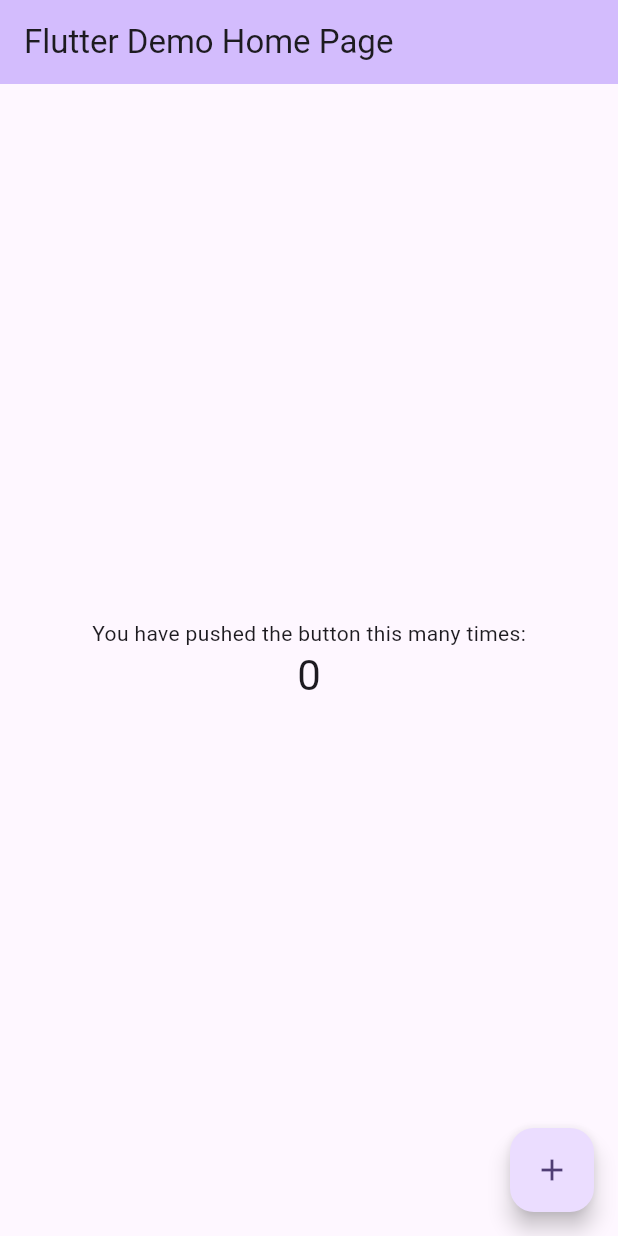
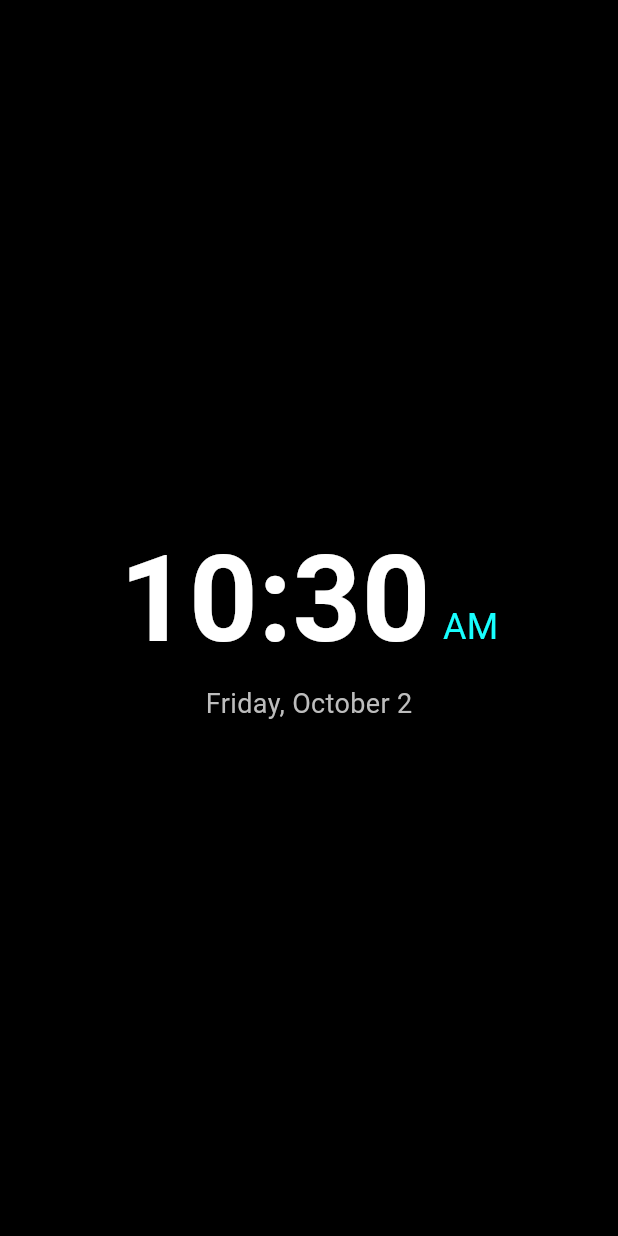
Before and after one commit to mjemborsky/PAL, a Flutter app: the screen it shows after launch, on a phone screen of 412 x 824 dp. Run offline on Flutter 3.47's test engine with Material 3 defaults, Android fonts, the phone set to English and light mode, and no system bars.

Commit message:
Beginning of UI Development!
Successfully set up initial UI of the app (clock, weather, and settings page). Am testing using a web browser (Edge) for now and will later implement into the device

```diff
--- a/analysis_options.yaml
+++ b/analysis_options.yaml
@@ -14,6 +14,10 @@ analyzer:
     - build/**
     - windows/**
     - linux/**
+    - android/**
+    - ios/**
+    - web/**
+    - macos/**
 
 linter:
   # The lint rules applied to this project can be customized in the
--- a/lib/main.dart
+++ b/lib/main.dart
@@ -1,122 +1,19 @@
 import 'package:flutter/material.dart';
+import 'ui/standby_view.dart';
 
 void main() {
-  runApp(const MyApp());
+  runApp(const PALApp());
 }
 
-class MyApp extends StatelessWidget {
-  const MyApp({super.key});
+class PALApp extends StatelessWidget {
+  const PALApp({super.key});
 
-  // This widget is the root of your application.
   @override
   Widget build(BuildContext context) {
     return MaterialApp(
-      title: 'Flutter Demo',
-      theme: ThemeData(
-        // This is the theme of your application.
-        //
-        // TRY THIS: Try running your application with "flutter run". You'll see
-        // the application has a purple toolbar. Then, without quitting the app,
-        // try changing the seedColor in the colorScheme below to Colors.green
-        // and then invoke "hot reload" (save your changes or press the "hot
-        // reload" button in a Flutter-supported IDE, or press "r" if you used
-        // the command line to start the app).
-        //
-        // Notice that the counter didn't reset back to zero; the application
-        // state is not lost during the reload. To reset the state, use hot
-        // restart instead.
-        //
-        // This works for code too, not just values: Most code changes can be
-        // tested with just a hot reload.
-        colorScheme: ColorScheme.fromSeed(seedColor: Colors.deepPurple),
-      ),
-      home: const MyHomePage(title: 'Flutter Demo Home Page'),
+      debugShowCheckedModeBanner: false,
+      theme: ThemeData.dark(),
+      home: const StandbyView(),
     );
   }
 }
-
-class MyHomePage extends StatefulWidget {
-  const MyHomePage({super.key, required this.title});
-
-  // This widget is the home page of your application. It is stateful, meaning
-  // that it has a State object (defined below) that contains fields that affect
-  // how it looks.
-
-  // This class is the configuration for the state. It holds the values (in this
-  // case the title) provided by the parent (in this case the App widget) and
-  // used by the build method of the State. Fields in a Widget subclass are
-  // always marked "final".
-
-  final String title;
-
-  @override
-  State<MyHomePage> createState() => _MyHomePageState();
-}
-
-class _MyHomePageState extends State<MyHomePage> {
-  int _counter = 0;
-
-  void _incrementCounter() {
-    setState(() {
-      // This call to setState tells the Flutter framework that something has
-      // changed in this State, which causes it to rerun the build method below
-      // so that the display can reflect the updated values. If we changed
-      // _counter without calling setState(), then the build method would not be
-      // called again, and so nothing would appear to happen.
-      _counter++;
-    });
-  }
-
-  @override
-  Widget build(BuildContext context) {
-    // This method is rerun every time setState is called, for instance as done
-    // by the _incrementCounter method above.
-    //
-    // The Flutter framework has been optimized to make rerunning build methods
-    // fast, so that you can just rebuild anything that needs updating rather
-    // than having to individually change instances of widgets.
-    return Scaffold(
-      appBar: AppBar(
-        // TRY THIS: Try changing the color here to a specific color (to
-        // Colors.amber, perhaps?) and trigger a hot reload to see the AppBar
-        // change color while the other colors stay the same.
-        backgroundColor: Theme.of(context).colorScheme.inversePrimary,
-        // Here we take the value from the MyHomePage object that was created by
-        // the App.build method, and use it to set our appbar title.
-        title: Text(widget.title),
-      ),
-      body: Center(
-        // Center is a layout widget. It takes a single child and positions it
-        // in the middle of the parent.
-        child: Column(
-          // Column is also a layout widget. It takes a list of children and
-          // arranges them vertically. By default, it sizes itself to fit its
-          // children horizontally, and tries to be as tall as its parent.
-          //
-          // Column has various properties to control how it sizes itself and
-          // how it positions its children. Here we use mainAxisAlignment to
-          // center the children vertically; the main axis here is the vertical
-          // axis because Columns are vertical (the cross axis would be
-          // horizontal).
-          //
-          // TRY THIS: Invoke "debug painting" (choose the "Toggle Debug Paint"
-          // action in the IDE, or press "p" in the console), to see the
-          // wireframe for each widget.
-          mainAxisAlignment: MainAxisAlignment.center,
-          children: [
-            const Text('You have pushed the button this many times:'),
-            Text(
-              '$_counter',
-              style: Theme.of(context).textTheme.headlineMedium,
-            ),
-          ],
-        ),
-      ),
-      floatingActionButton: FloatingActionButton(
-        onPressed: _incrementCounter,
-        tooltip: 'Increment',
-        child: const Icon(Icons.add),
-      ),
-    );
-  }
-}
--- /dev/null
+++ b/lib/models/widget_config.dart
@@ -0,0 +1,15 @@
+enum StandbyWidgetType { clock, weather, settings }
+
+class StandbyWidgetConfig {
+  final String id;
+  final String title;
+  final StandbyWidgetType type;
+  bool isEnabled;
+
+  StandbyWidgetConfig({
+    required this.id,
+    required this.title,
+    required this.type,
+    this.isEnabled = true,
+  });
+}
--- /dev/null
+++ b/lib/ui/standby_view.dart
@@ -0,0 +1,212 @@
+import 'package:flutter/material.dart';
+import 'package:intl/intl.dart';
+import '../models/widget_config.dart';
+
+class StandbyView extends StatefulWidget {
+  const StandbyView({super.key});
+
+  @override
+  State<StandbyView> createState() => _StandbyViewState();
+}
+
+class _StandbyViewState extends State<StandbyView> {
+  final PageController _pageController = PageController();
+
+  // Active widgets list that users can toggle on/off in settings
+  final List<StandbyWidgetConfig> _widgets = [
+    StandbyWidgetConfig(
+      id: 'clock',
+      title: 'Clock',
+      type: StandbyWidgetType.clock,
+      isEnabled: true,
+    ),
+    StandbyWidgetConfig(
+      id: 'weather',
+      title: 'Weather',
+      type: StandbyWidgetType.weather,
+      isEnabled: true,
+    ),
+    StandbyWidgetConfig(
+      id: 'settings',
+      title: 'Settings',
+      type: StandbyWidgetType.settings,
+      isEnabled: true,
+    ),
+  ];
+
+  @override
+  Widget build(BuildContext context) {
+    // Filter active widgets
+    final activeWidgets = _widgets.where((w) => w.isEnabled).toList();
+
+    return Scaffold(
+      backgroundColor: Colors.black,
+      body: PageView.builder(
+        controller: _pageController,
+        itemCount: activeWidgets.length,
+        itemBuilder: (context, index) {
+          final widgetConfig = activeWidgets[index];
+          switch (widgetConfig.type) {
+            case StandbyWidgetType.clock:
+              return const ClockWidget();
+            case StandbyWidgetType.weather:
+              return const WeatherWidget();
+            case StandbyWidgetType.settings:
+              return SettingsWidget(
+                allWidgets: _widgets,
+                onWidgetToggled: (updatedConfig) {
+                  setState(() {
+                    final target =
+                        _widgets.firstWhere((w) => w.id == updatedConfig.id);
+                    target.isEnabled = updatedConfig.isEnabled;
+                  });
+                },
+              );
+          }
+        },
+      ),
+    );
+  }
+}
+
+/// Digital Clock Display
+class ClockWidget extends StatelessWidget {
+  const ClockWidget({super.key});
+
+  @override
+  Widget build(BuildContext context) {
+    return StreamBuilder<DateTime>(
+      stream:
+          Stream.periodic(const Duration(seconds: 1), (_) => DateTime.now()),
+      builder: (context, snapshot) {
+        final now = snapshot.data ?? DateTime.now();
+        final timeString = DateFormat('hh:mm').format(now);
+        final periodString = DateFormat('a').format(now);
+        final dateString = DateFormat('EEEE, MMMM d').format(now);
+
+        return Center(
+          child: Column(
+            mainAxisAlignment: MainAxisAlignment.center,
+            children: [
+              Row(
+                mainAxisAlignment: MainAxisAlignment.center,
+                crossAxisAlignment: CrossAxisAlignment.baseline,
+                textBaseline: TextBaseline.alphabetic,
+                children: [
+                  Text(
+                    timeString,
+                    style: const TextStyle(
+                      fontSize: 80,
+                      fontWeight: FontWeight.bold,
+                      color: Colors.white,
+                    ),
+                  ),
+                  const SizedBox(width: 8),
+                  Text(
+                    periodString,
+                    style: const TextStyle(
+                      fontSize: 24,
+                      color: Colors.cyanAccent,
+                    ),
+                  ),
+                ],
+              ),
+              Text(
+                dateString,
+                style: TextStyle(
+                  fontSize: 18,
+                  color: Colors.grey.shade400,
+                ),
+              ),
+            ],
+          ),
+        );
+      },
+    );
+  }
+}
+
+/// Weather Placeholder (Will connect to Open-Meteo in Phase 4)
+class WeatherWidget extends StatelessWidget {
+  const WeatherWidget({super.key});
+
+  @override
+  Widget build(BuildContext context) {
+    return const Center(
+      child: Column(
+        mainAxisAlignment: MainAxisAlignment.center,
+        children: [
+          Icon(Icons.wb_sunny_outlined, size: 72, color: Colors.amberAccent),
+          SizedBox(height: 12),
+          Text(
+            '72°F',
+            style: TextStyle(
+                fontSize: 48, fontWeight: FontWeight.bold, color: Colors.white),
+          ),
+          Text(
+            'Partly Cloudy • Saint Paul',
+            style: TextStyle(fontSize: 16, color: Colors.grey),
+          ),
+        ],
+      ),
+    );
+  }
+}
+
+/// Settings Screen for Managing Active Display Widgets
+class SettingsWidget extends StatelessWidget {
+  final List<StandbyWidgetConfig> allWidgets;
+  final Function(StandbyWidgetConfig) onWidgetToggled;
+
+  const SettingsWidget({
+    super.key,
+    required this.allWidgets,
+    required this.onWidgetToggled,
+  });
+
+  @override
+  Widget build(BuildContext context) {
+    return Padding(
+      padding: const EdgeInsets.all(24.0),
+      child: Column(
+        crossAxisAlignment: CrossAxisAlignment.start,
+        children: [
+          const SizedBox(height: 32),
+          const Text(
+            'Standby Widgets',
+            style: TextStyle(
+                fontSize: 24, fontWeight: FontWeight.bold, color: Colors.white),
+          ),
+          const Text(
+            'Enable or disable swipe pages on your screen.',
+            style: TextStyle(fontSize: 14, color: Colors.grey),
+          ),
+          const Divider(color: Colors.grey),
+          Expanded(
+            child: ListView.builder(
+              itemCount: allWidgets.length,
+              itemBuilder: (context, index) {
+                final item = allWidgets[index];
+                // Prevent disabling settings itself
+                final isSettings = item.type == StandbyWidgetType.settings;
+
+                return SwitchListTile(
+                  title: Text(item.title,
+                      style: const TextStyle(color: Colors.white)),
+                  value: item.isEnabled,
+                  activeColor: Colors.cyanAccent,
+                  onChanged: isSettings
+                      ? null
+                      : (val) {
+                          item.isEnabled = val;
+                          onWidgetToggled(item);
+                        },
+                );
+              },
+            ),
+          ),
+        ],
+      ),
+    );
+  }
+}
```
Also changed, not shown: lib/services/mock_audio_service.dart (added, +38 -0 lines), pubspec.yaml (+4 -3 lines), pubspec.lock, 99 other files.
